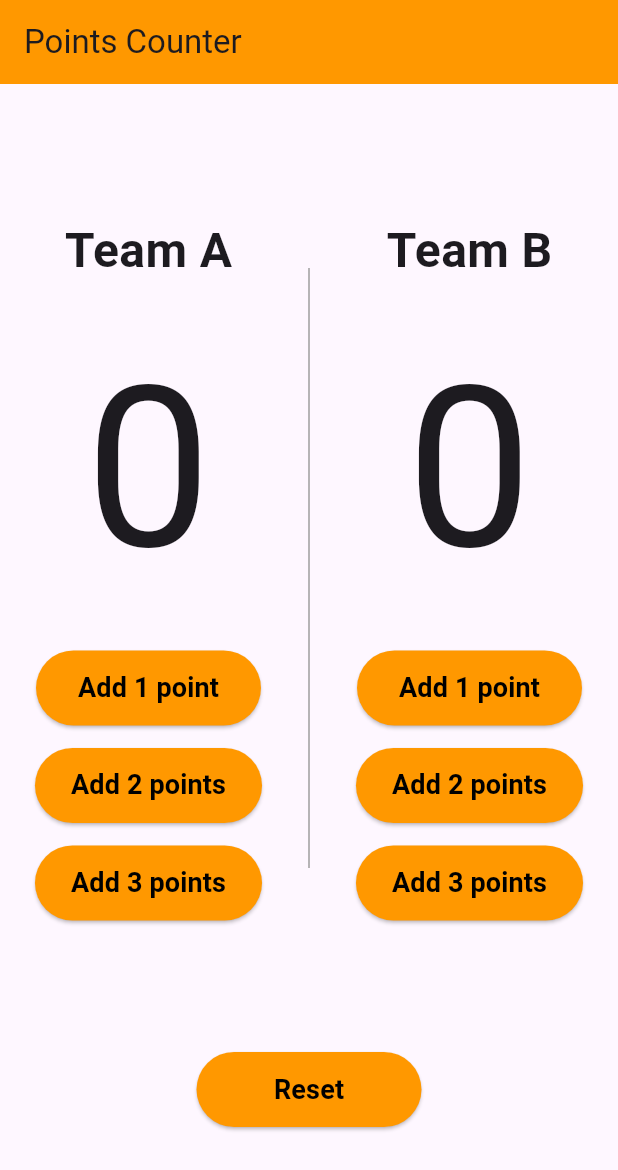
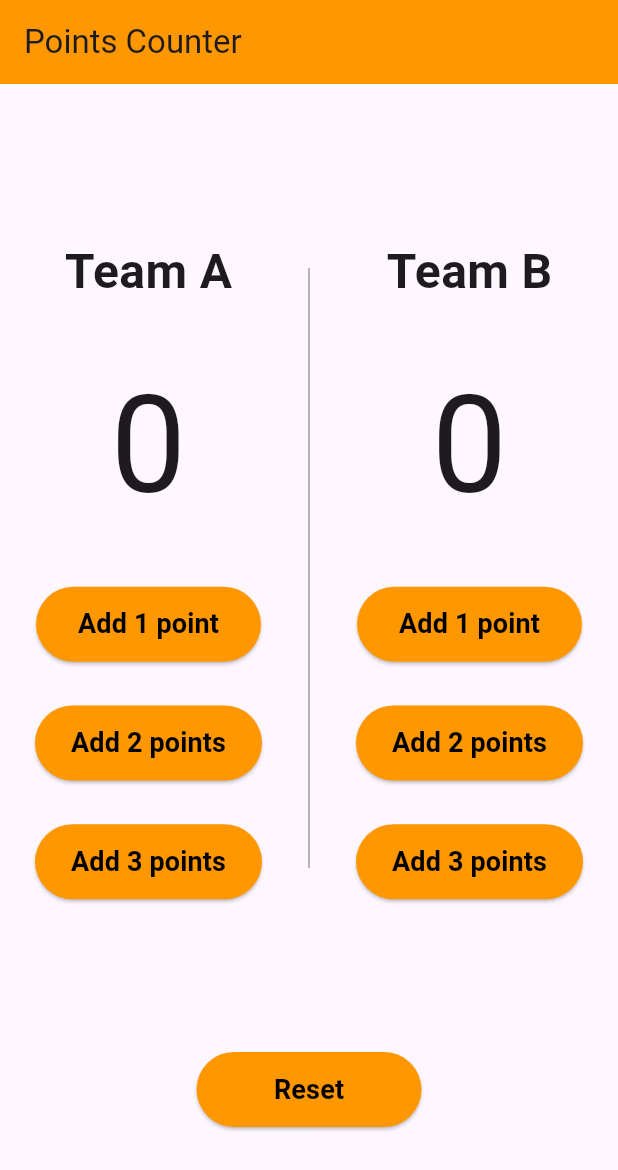
Before and after one commit to EngAhmad-Tayasna/Basketball-Points-Counter-application, a Flutter app: the screen it shows after launch, on a phone screen of 412 x 824 dp. Shown: the top 1170 px of the screen. Run offline on Flutter 3.47's test engine with Material 3 defaults, Android fonts, the phone set to English and light mode, and no system bars.

Commit message:
first commit

```diff
--- a/lib/main.dart
+++ b/lib/main.dart
@@ -43,7 +43,7 @@ class _PointsCounterState extends State<PointsCounter> {
                       Text(
                         "$teamAPoints",
                         style: const TextStyle(
-                          fontSize: 150,
+                          fontSize: 90,
                         ),
                       ),
                       ElevatedButton(
@@ -125,7 +125,7 @@ class _PointsCounterState extends State<PointsCounter> {
                       Text(
                         "$teamBPoints",
                         style: const TextStyle(
-                          fontSize: 150,
+                          fontSize: 90,
                         ),
                       ),
                       ElevatedButton(
```
Also changed, not shown: 1 other file.
